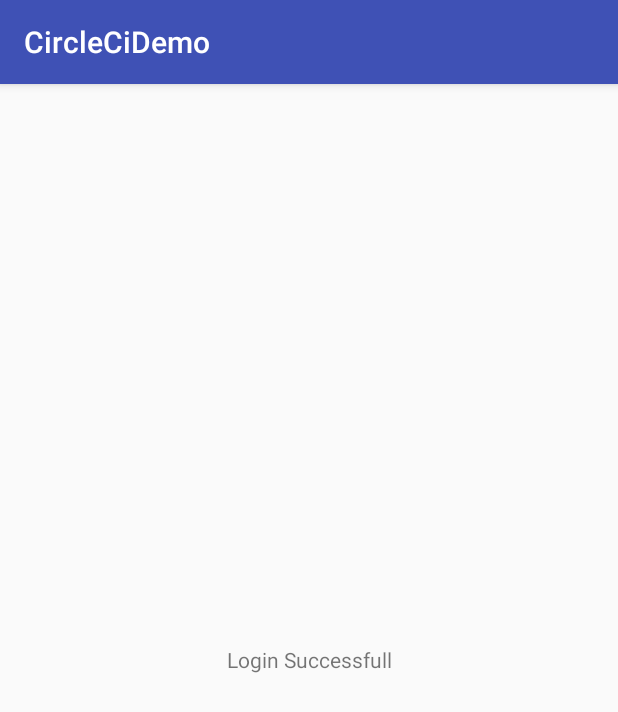
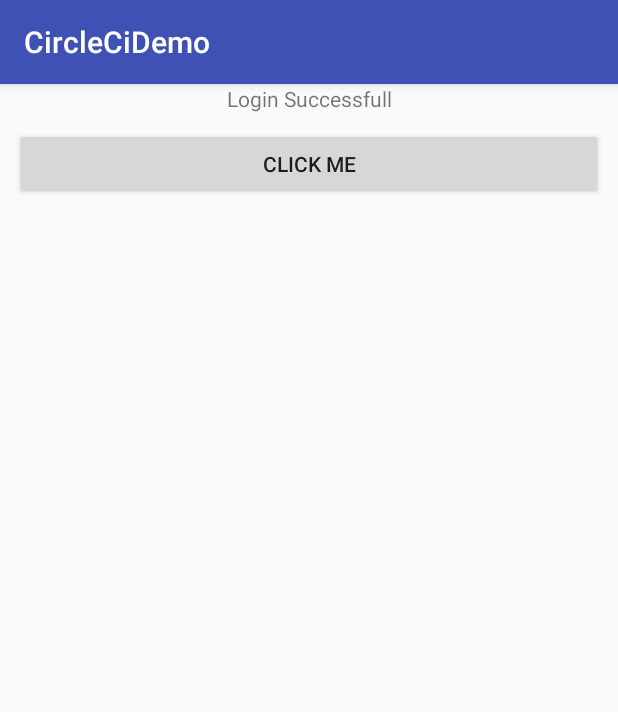
Before and after one commit to ummar-syed/DEMO_CIRCLE_CI, an Android app: the fragment HomeFragment shown on its own in the app's theme, on a phone screen of 412 x 824 dp. Shown: the top 712 px of the screen. Run offline under Robolectric (Android 15) with nearby library versions, the phone set to English and light mode, and no system bars; libraries missing offline, so code that uses them is left out: com.crashlytics.android; 1 statement that could not run was skipped.

Commit message:
Added hocky , Firbase and crashlytics

```diff
--- a/app/src/main/AndroidManifest.xml
+++ b/app/src/main/AndroidManifest.xml
@@ -2,6 +2,7 @@
 <manifest xmlns:android="http://schemas.android.com/apk/res/android"
     package="com.circle_ci">
 
+    <uses-permission android:name="android.permission.INTERNET"></uses-permission>
     <application
 
         android:allowBackup="true"
@@ -29,7 +30,10 @@
         <meta-data android:name="net.hockeyapp.android.appIdentifier"
             android:value="68ead9d17c3942e781e8f3583ccb3f83" />
 
-
+        <meta-data
+            android:name="io.fabric.ApiKey"
+            android:value="db2ef9b91dfa0462037a2530a3f387149fec902f"
+            />
     </application>
 
 </manifest>
--- a/app/src/main/java/com/circle_ci/fragments/HomeFragment.java
+++ b/app/src/main/java/com/circle_ci/fragments/HomeFragment.java
@@ -8,6 +8,8 @@ import android.view.View;
 import android.view.ViewGroup;
 
 import com.circle_ci.R;
+import com.crashlytics.android.Crashlytics;
+import com.google.firebase.analytics.FirebaseAnalytics;
 
 public class HomeFragment extends Fragment {
 
@@ -17,7 +19,38 @@ public class HomeFragment extends Fragment {
     public View onCreateView(LayoutInflater inflater, ViewGroup container,
                              Bundle savedInstanceState) {
         // Inflate the layout for this fragment
-        return inflater.inflate(R.layout.fragment_home, container, false);
+
+        View rootView = inflater.inflate(R.layout.fragment_home, container, false);
+        rootView.findViewById(R.id.btnEvent).setOnClickListener(new View.OnClickListener() {
+            @Override
+            public void onClick(View view) {
+                try{
+                    Bundle params = new Bundle();
+                    params.putString("Button", "Clicked");
+                    FirebaseAnalytics.getInstance(getActivity()).logEvent("action", params);
+
+                    Crashlytics.log("button_click");
+
+                    String s1=null;
+                    s1.length();
+
+
+
+                }
+                catch (Exception e)
+                {
+                    Crashlytics.logException(e);
+                }
+                String s=null;
+                s.length();
+
+
+            }
+        });
+
+        Crashlytics.log("after click");
+
+        return rootView;
     }
 
 }
--- a/app/src/main/res/layout/fragment_home.xml
+++ b/app/src/main/res/layout/fragment_home.xml
@@ -1,15 +1,25 @@
-<FrameLayout xmlns:android="http://schemas.android.com/apk/res/android"
+<LinearLayout xmlns:android="http://schemas.android.com/apk/res/android"
     xmlns:tools="http://schemas.android.com/tools"
     android:layout_width="match_parent"
     android:layout_height="match_parent"
+    android:orientation="vertical"
    >
 
     <!-- TODO: Update blank fragment layout -->
     <TextView
         android:id="@+id/tv_successful"
         android:layout_width="match_parent"
-        android:layout_height="match_parent"
+        android:layout_height="wrap_content"
         android:text="Login Successfull"
         android:gravity="center"/>
+    <Button
+        android:id="@+id/btnEvent"
+        android:layout_width="match_parent"
+        android:layout_margin="10dp"
 
-</FrameLayout>
+        android:layout_height="wrap_content"
+        android:text="Click Me"
+        android:gravity="center"/>
+
+
+</LinearLayout>
```
Also changed, not shown: app/build.gradle (+14 -3 lines), app/src/main/java/com/circle_ci/MainActivity.java (+13 -1 lines), build.gradle (+11 -0 lines), 1 other file.
